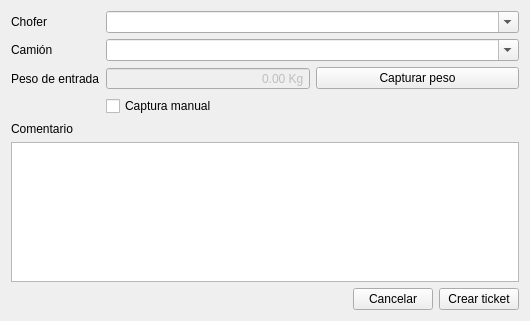
Qt form romano/ui/new_ticket.ui (elshaka/Romano) before a commit.
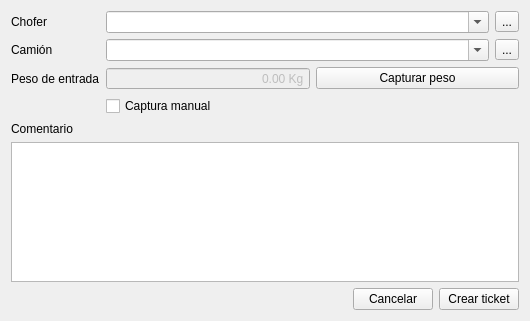
The same form after that commit. Icons and pictures are not drawn.

Commit message: Added .ui files for new carrier, client, driver and truck dialogs

```diff
--- a/romano/ui/new_ticket.ui
+++ b/romano/ui/new_ticket.ui
@@ -33,6 +33,8 @@
       </widget>
      </item>
      <item row="0" column="1">
+      <layout class="QHBoxLayout" name="horizontalLayout_3">
+       <item>
       <widget class="QComboBox" name="driversComboBox">
        <property name="editable">
         <bool>true</bool>
@@ -42,6 +44,22 @@
        </property>
       </widget>
      </item>
+       <item>
+        <widget class="QToolButton" name="addDriverButton">
+         <property name="toolTip">
+          <string>Crear nuevo chofer</string>
+         </property>
+         <property name="text">
+          <string>...</string>
+         </property>
+         <property name="icon">
+          <iconset resource="pixmaps/pixmaps.qrc">
+           <normaloff>:/icons/add-transaction.png</normaloff>:/icons/add-transaction.png</iconset>
+         </property>
+        </widget>
+       </item>
+      </layout>
+     </item>
      <item row="1" column="0">
       <widget class="QLabel" name="truckLabel">
        <property name="text">
@@ -50,6 +68,8 @@
       </widget>
      </item>
      <item row="1" column="1">
+      <layout class="QHBoxLayout" name="horizontalLayout_4">
+       <item>
       <widget class="QComboBox" name="trucksComboBox">
        <property name="editable">
         <bool>true</bool>
@@ -59,6 +79,22 @@
        </property>
       </widget>
      </item>
+       <item>
+        <widget class="QToolButton" name="addTruckButton">
+         <property name="toolTip">
+          <string>Crear nuevo camión</string>
+         </property>
+         <property name="text">
+          <string>...</string>
+         </property>
+         <property name="icon">
+          <iconset resource="pixmaps/pixmaps.qrc">
+           <normaloff>:/icons/add-transaction.png</normaloff>:/icons/add-transaction.png</iconset>
+         </property>
+        </widget>
+       </item>
+      </layout>
+     </item>
      <item row="3" column="0">
       <widget class="QLabel" name="weightLabel">
        <property name="text">
```
Left out of the diff: 8 changed lines with no effect on the pictures. Lines whose indentation alone changed are shown as unchanged. The commit also changes 4 other files.
